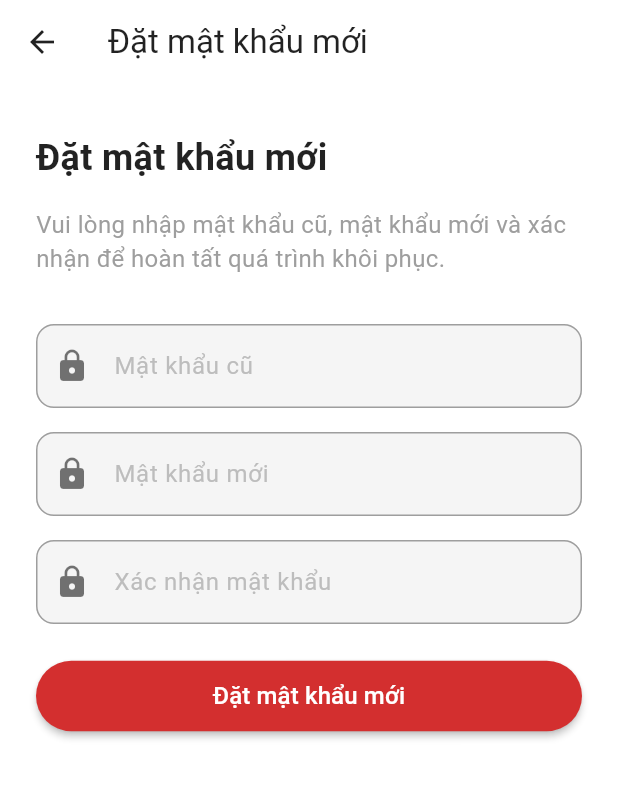
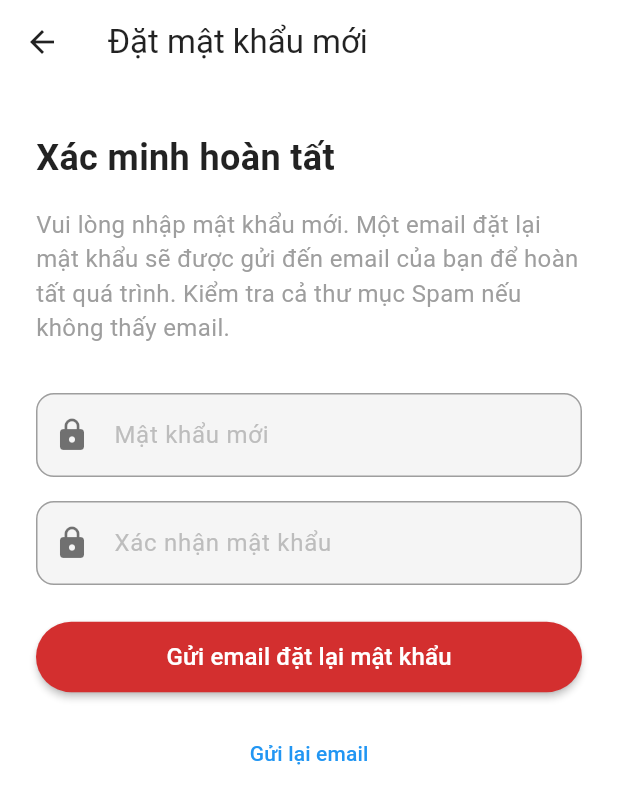
Before and after one commit to giahao1411/Simulated-Email-Service-Application, a Flutter app: the NewPasswordScreen screen opened directly with empty values, on a phone screen of 412 x 824 dp. Shown: the top 804 px of the screen. Run offline on Flutter 3.47's test engine with Material 3 defaults, Android fonts, the phone set to English and light mode, and no system bars; our stand-ins replace cloud_firestore, firebase_auth, firebase_core; accounts and stored records are empty; network calls fail.

Commit message:
fix forget_password

```diff
--- a/lib/features/email/views/forgot_password_screen.dart
+++ b/lib/features/email/views/forgot_password_screen.dart
@@ -1,7 +1,7 @@
 import 'package:email_application/features/email/controllers/auth_service.dart';
 import 'package:email_application/features/email/views/otp_verification_screen.dart';
 import 'package:email_application/features/email/views/login_screen.dart';
-import 'package:email_application/features/email/views/new_password_screen.dart';
+import 'package:email_application/features/email/views/new_password_screen.dart'; // Thêm import này
 import 'package:flutter/material.dart';
 
 class ForgotPasswordScreen extends StatefulWidget {
--- a/lib/features/email/views/new_password_screen.dart
+++ b/lib/features/email/views/new_password_screen.dart
@@ -19,7 +19,6 @@ class NewPasswordScreen extends StatefulWidget {
 }
 
 class _NewPasswordScreenState extends State<NewPasswordScreen> {
-  final TextEditingController oldPasswordController = TextEditingController();
   final TextEditingController newPasswordController = TextEditingController();
   final TextEditingController confirmPasswordController = TextEditingController();
   final AuthService authService = AuthService();
@@ -33,13 +32,12 @@ class _NewPasswordScreenState extends State<NewPasswordScreen> {
     });
 
     try {
-      final oldPassword = oldPasswordController.text.trim();
       final newPassword = newPasswordController.text.trim();
       final confirmPassword = confirmPasswordController.text.trim();
 
-      if (oldPassword.isEmpty || newPassword.isEmpty || confirmPassword.isEmpty) {
+      if (newPassword.isEmpty || confirmPassword.isEmpty) {
         setState(() {
-          errorMessage = 'Vui lòng nhập đầy đủ mật khẩu cũ, mật khẩu mới và xác nhận mật khẩu';
+          errorMessage = 'Vui lòng nhập đầy đủ mật khẩu mới và xác nhận mật khẩu';
           isLoading = false;
         });
         _showSnackBar(errorMessage!, false);
@@ -69,10 +67,12 @@ class _NewPasswordScreenState extends State<NewPasswordScreen> {
         verificationId: widget.verificationId,
         otp: widget.otp,
         newPassword: newPassword,
-        oldPassword: oldPassword,
       );
 
-      _showSnackBar('Đặt lại mật khẩu thành công! Vui lòng đăng nhập', true);
+      _showSnackBar(
+        'Một email đặt lại mật khẩu đã được gửi đến email của bạn. Vui lòng khôi phục email hao@123.com để tiếp tục.',
+        true,
+      );
       Navigator.pushReplacement(
         context,
         MaterialPageRoute(builder: (context) => const LoginScreen()),
@@ -136,31 +136,15 @@ class _NewPasswordScreenState extends State<NewPasswordScreen> {
             crossAxisAlignment: CrossAxisAlignment.start,
             children: [
               const Text(
-                'Đặt mật khẩu mới',
+                'Xác minh hoàn tất',
                 style: TextStyle(fontSize: 24, fontWeight: FontWeight.bold),
               ),
               const SizedBox(height: 16),
               const Text(
-                'Vui lòng nhập mật khẩu cũ, mật khẩu mới và xác nhận để hoàn tất quá trình khôi phục.',
+                'Vui lòng nhập mật khẩu mới. Một email đặt lại mật khẩu sẽ được gửi đến email của bạn để hoàn tất quá trình. Kiểm tra cả thư mục Spam nếu không thấy email.',
                 style: TextStyle(fontSize: 16, color: Colors.grey),
               ),
               const SizedBox(height: 32),
-              TextField(
-                controller: oldPasswordController,
-                decoration: InputDecoration(
-                  labelText: 'Mật khẩu cũ',
-                  hintText: 'Nhập mật khẩu cũ',
-                  prefixIcon: Icon(Icons.lock, color: iconColor),
-                  labelStyle: TextStyle(color: labelTextColor),
-                  hintStyle: TextStyle(color: hintTextColor),
-                  errorText: errorMessage,
-                  border: OutlineInputBorder(
-                    borderRadius: BorderRadius.circular(8),
-                  ),
-                ),
-                obscureText: true,
-              ),
-              const SizedBox(height: 16),
               TextField(
                 controller: newPasswordController,
                 decoration: InputDecoration(
@@ -169,6 +153,7 @@ class _NewPasswordScreenState extends State<NewPasswordScreen> {
                   prefixIcon: Icon(Icons.lock, color: iconColor),
                   labelStyle: TextStyle(color: labelTextColor),
                   hintStyle: TextStyle(color: hintTextColor),
+                  errorText: errorMessage,
                   border: OutlineInputBorder(
                     borderRadius: BorderRadius.circular(8),
                   ),
@@ -202,9 +187,39 @@ class _NewPasswordScreenState extends State<NewPasswordScreen> {
                   child: isLoading
                       ? const CircularProgressIndicator(color: Colors.white)
                       : const Text(
-                          'Đặt mật khẩu mới',
+                          'Gửi email đặt lại mật khẩu',
                           style: TextStyle(fontSize: 16, color: Colors.white),
                         ),
+                ),
+              ),
+              const SizedBox(height: 16),
+              Center(
+                child: TextButton(
+                  onPressed: isLoading
+                      ? null
+                      : () async {
+                          try {
+                            await authService.resetPasswordWithOtp(
+                              phoneNumber: widget.phoneNumber,
+                              verificationId: widget.verificationId,
+                              otp: widget.otp,
+                              newPassword: newPasswordController.text.trim(),
+                            );
+                            _showSnackBar(
+                              'Đã gửi lại email đặt lại mật khẩu! Vui lòng khôi phục email hao@123.com.',
+                              true,
+                            );
+                          } catch (e) {
+                            _showSnackBar(
+                              e.toString().replaceFirst('Exception: ', ''),
+                              false,
+                            );
+                          }
+                        },
+                  child: const Text(
+                    'Gửi lại email',
+                    style: TextStyle(color: Colors.blue),
+                  ),
                 ),
               ),
             ],
```
Also changed, not shown: lib/features/email/controllers/auth_service.dart (+106 -58 lines), lib/features/email/controllers/email_service.dart (+7 -7 lines), lib/features/email/views/otp_verification_screen.dart (+4 -3 lines), lib/features/email/views/register_screen.dart (+31 -13 lines).
